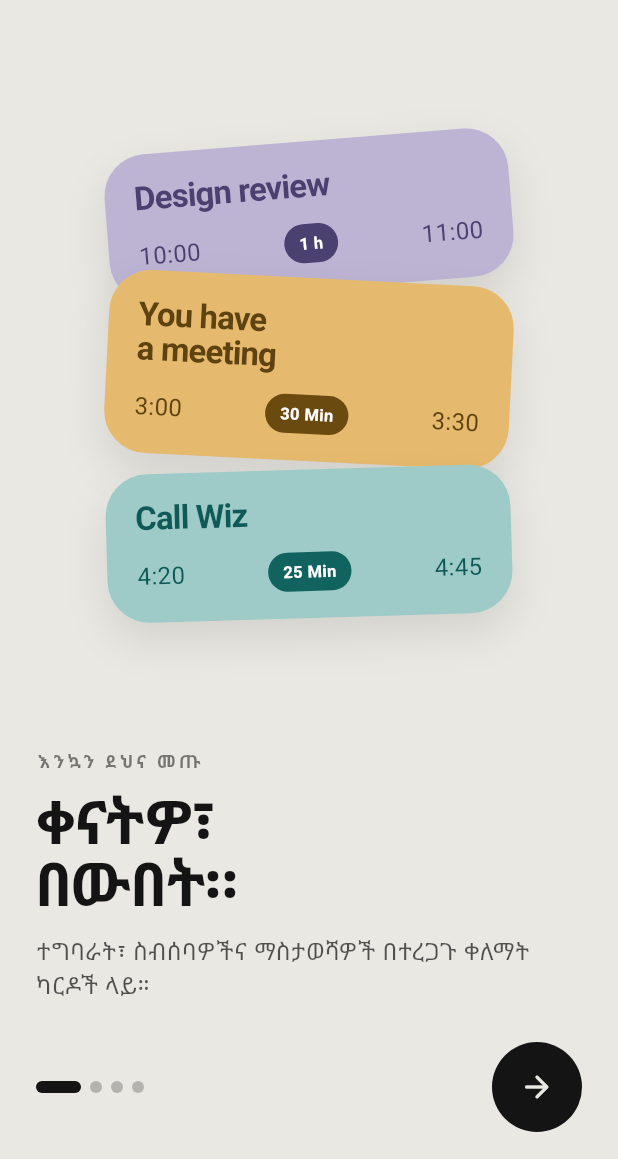
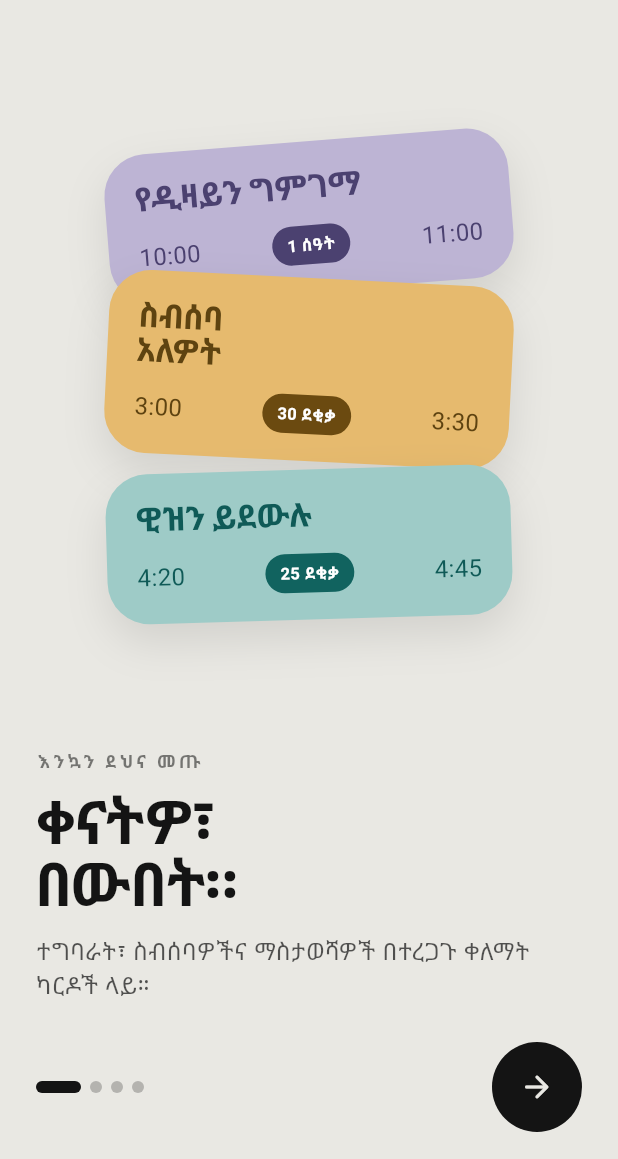
Before and after one commit to Kidyoh/Calendar, a Flutter app: the OnboardingScreen screen opened directly, after a tap on "አማ", on a phone screen of 412 x 824 dp, the part 77-1236 px from its top. Run offline on Flutter 3.47's test engine with Material 3 defaults, Android fonts, the phone set to English and light mode, and no system bars; our stand-ins replace flutter_timezone, shared_preferences, timezone; missing offline and left inert: device_calendar_plus, home_widget; accounts and stored records are empty.

Commit message:
Fix grey screen after switching language or calendar
Switching language from the Settings sheet remounted the home screen,
leaving the open sheet resolving the repository through a dead context;
release builds then painted the failed subtree as a grey box. Sheets now
capture the repository when opened, and language/calendar changes
redraw the tree in place (state, tab and layout preserved). Also
translates strings the first Amharic pass missed and the clock cities.

Co-Authored-By: Claude Opus 5.5 <noreply@anthropic.com>
Claude-Session: https://claude.ai/code/session_015wtSQBdJABH2UPMgqPX615

```diff
--- a/lib/core/dates.dart
+++ b/lib/core/dates.dart
@@ -162,8 +162,9 @@ String fmtDuration(Duration d) {
 String fmtCountdown(Duration d) {
   final am = AppLocale.am;
   if (d.inMinutes <= 0) return am ? 'አሁን' : 'now';
-  if (d.inMinutes < 60)
+  if (d.inMinutes < 60) {
     return am ? 'በ${d.inMinutes} ደቂቃ ውስጥ' : 'in ${d.inMinutes} min';
+  }
   if (d.inHours < 24) return am ? 'በ${d.inHours} ሰዓት ውስጥ' : 'in ${d.inHours} h';
   return am ? 'በ${d.inDays} ቀን ውስጥ' : 'in ${d.inDays} d';
 }
--- a/lib/main.dart
+++ b/lib/main.dart
@@ -26,12 +26,42 @@ Future<void> main() async {
   );
 }
 
-class GlassCalendarApp extends StatelessWidget {
+class GlassCalendarApp extends StatefulWidget {
   const GlassCalendarApp({super.key});
+
+  @override
+  State<GlassCalendarApp> createState() => _GlassCalendarAppState();
+}
+
+class _GlassCalendarAppState extends State<GlassCalendarApp> {
+  String? _lang;
+  bool? _eth;
+
+  /// Language / calendar changed: redraw every widget in place. Nothing is
+  /// remounted, so open sheets, the current tab and scroll positions all
+  /// survive and the layout stays exactly the same, just re-labelled.
+  void _rebuildEverything() {
+    void mark(Element e) {
+      e.markNeedsBuild();
+      e.visitChildren(mark);
+    }
+
+    (context as Element).visitChildren(mark);
+  }
 
   @override
   Widget build(BuildContext context) {
     final repo = context.watch<CalendarRepository>();
+    final changed =
+        (_lang != null && _lang != repo.language) ||
+        (_eth != null && _eth != repo.ethiopian);
+    _lang = repo.language;
+    _eth = repo.ethiopian;
+    if (changed) {
+      WidgetsBinding.instance.addPostFrameCallback((_) {
+        if (mounted) _rebuildEverything();
+      });
+    }
     return MaterialApp(
       title: 'Glass Calendar',
       debugShowCheckedModeBanner: false,
@@ -43,12 +73,7 @@ class GlassCalendarApp extends StatelessWidget {
         GlobalWidgetsLocalizations.delegate,
         GlobalCupertinoLocalizations.delegate,
       ],
-      // Remount the root screen when the language flips so every string
-      // re-renders in the new language.
-      home: KeyedSubtree(
-        key: ValueKey(repo.language),
-        child: repo.onboarded ? const HomeShell() : const OnboardingScreen(),
-      ),
+      home: repo.onboarded ? const HomeShell() : const OnboardingScreen(),
     );
   }
 }
--- a/lib/screens/calendar_view.dart
+++ b/lib/screens/calendar_view.dart
@@ -38,9 +38,9 @@ class CalendarView extends StatelessWidget {
           _MonthGrid(repo: repo),
           const SizedBox(height: 14),
           if (days.isEmpty)
-            const Padding(
+            Padding(
               padding: EdgeInsets.all(32),
-              child: Center(child: Text('No events this month')),
+              child: Center(child: Text(t('No events this month'))),
             )
           else
             AnimatedSwitcher(
--- a/lib/screens/today_view.dart
+++ b/lib/screens/today_view.dart
@@ -682,13 +682,14 @@ class _RemindersPill extends StatelessWidget {
   }
 
   void _showReminders(BuildContext context) {
+    final repo = context.read<CalendarRepository>();
     showModalBottomSheet(
       context: context,
       backgroundColor: Colors.transparent,
       isScrollControlled: true,
       useSafeArea: true,
       builder: (_) => ChangeNotifierProvider.value(
-        value: context.read<CalendarRepository>(),
+        value: repo,
         child: Consumer<CalendarRepository>(
           builder: (ctx, repo, _) {
             final list = repo.reminders;
@@ -808,7 +809,7 @@ class _ConnectBanner extends StatelessWidget {
               foregroundColor: Colors.black,
             ),
             onPressed: repo.connectDeviceCalendars,
-            child: const Text('Connect'),
+            child: Text(t('Connect')),
           ),
         ],
       ),
--- a/lib/services/calendar_repository.dart
+++ b/lib/services/calendar_repository.dart
@@ -56,8 +56,9 @@ class CalendarRepository extends ChangeNotifier {
   String? defaultCalendarId;
 
   bool get hasDeviceAccess => permission == CalendarPermissionStatus.granted;
-  String get secondZoneLabel => zoneChoices[secondZone] ?? secondZone;
-  String get localZoneLabel => localZoneId.split('/').last.replaceAll('_', ' ');
+  String get secondZoneLabel => t(zoneChoices[secondZone] ?? secondZone);
+  String get localZoneLabel =>
+      t(localZoneId.split('/').last.replaceAll('_', ' '));
 
   List<Calendar> get writableCalendars =>
       calendars.where((c) => !c.readOnly).toList();
--- a/pubspec.yaml
+++ b/pubspec.yaml
@@ -16,7 +16,7 @@ publish_to: 'none' # Remove this line if you wish to publish to pub.dev
 # https://developer.apple.com/library/archive/documentation/General/Reference/InfoPlistKeyReference/Articles/CoreFoundationKeys.html
 # In Windows, build-name is used as the major, minor, and patch parts
 # of the product and file versions while build-number is used as the build suffix.
-version: 1.1.0+2
+version: 1.1.1+3
 
 environment:
   sdk: ^3.13.5
```
Also changed, not shown: lib/core/locale.dart (+13 -0 lines), lib/screens/event_editor.dart (+10 -5 lines), lib/screens/settings_sheet.dart (+8 -7 lines), 1 other file.
